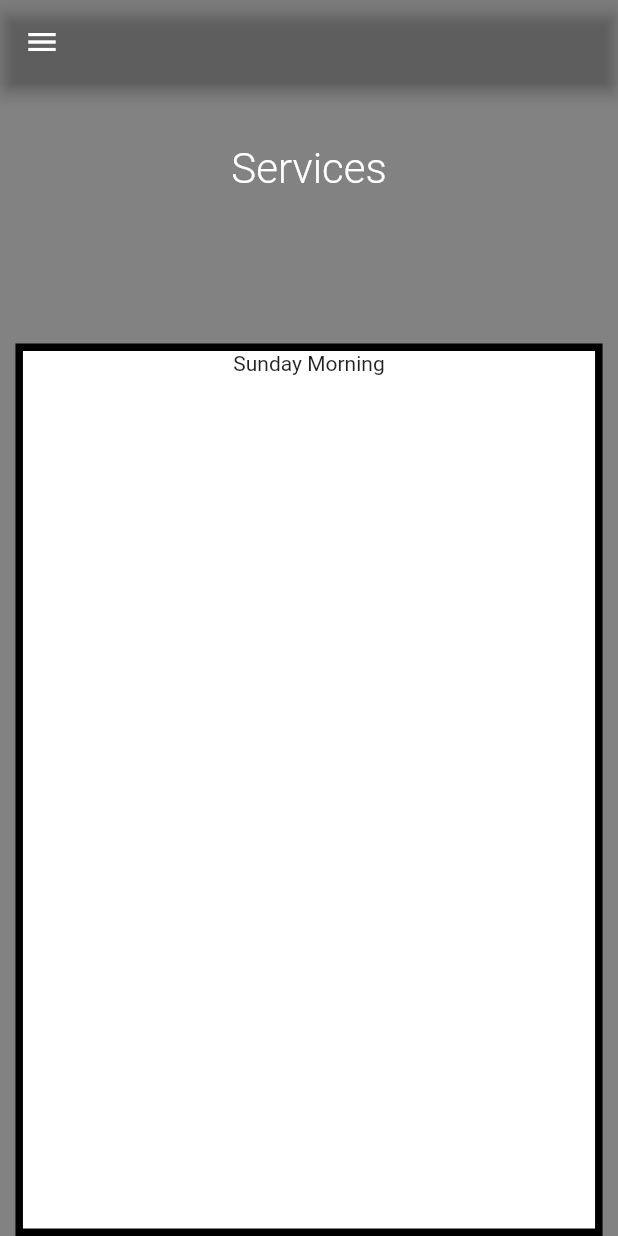
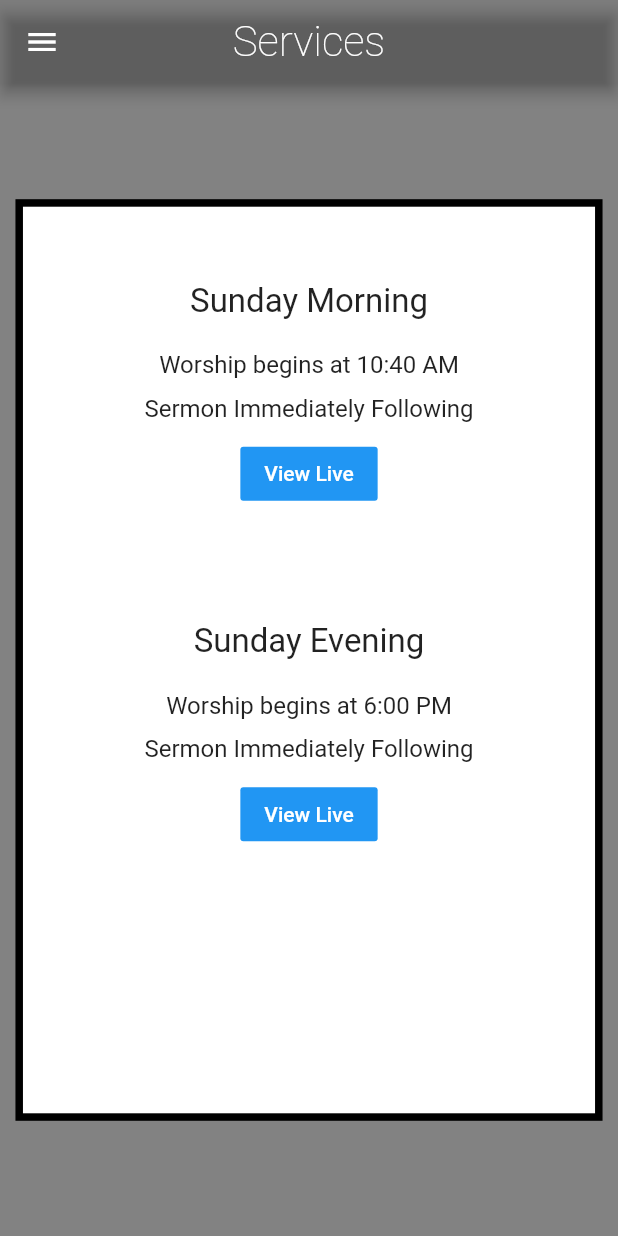
Before and after one commit to brettsalyer/tcn-mobile, a Flutter app: the screen it shows after launch, after a tap on "Services", on a phone screen of 412 x 824 dp. Run offline on Flutter 3.47's test engine with Material 2 defaults, Android fonts, the phone set to English and light mode, and no system bars.

Commit message:
Filled out service information and provided links to view them live

```diff
--- a/lib/main.dart
+++ b/lib/main.dart
@@ -12,7 +12,7 @@ class MyApp extends StatelessWidget {
   // This widget is the root of your application.
   @override
   Widget build(BuildContext context) {
-    SystemChrome.setEnabledSystemUIOverlays([]);
+    //SystemChrome.setEnabledSystemUIOverlays([]);
 
     return MaterialApp(
       initialRoute: '/',
--- a/lib/screens/services/services.dart
+++ b/lib/screens/services/services.dart
@@ -1,7 +1,7 @@
 import 'package:flutter/material.dart';
 import 'package:TCN/tcn_widgets.dart';
 import 'package:TCN/screens/services/components/tcn_decorations.dart';
-
+import 'package:TCN/screens/services/livestream.dart';
 
 // Page not reachable from the navigation drawer. It is stateless, and can be left by using the
 // Navigation drawer.
@@ -15,35 +15,129 @@ class ServicesPage extends StatelessWidget{
 
   @override
   Widget build(BuildContext context) {
+
     return Scaffold(
       backgroundColor: Color.fromRGBO(130, 130, 130, 100),
       appBar: AppBar(
         backgroundColor: Colors.transparent,
+        centerTitle: true,
+        title: Text(
+          pageHeader,
+          style: TextStyle(
+            color: Colors.white,
+            fontFamily: "Roboto",
+            fontWeight: FontWeight.w100,
+            fontSize: 28,
+          ),
+        ),
       ),
       drawer: NavDrawer(),
       body: Center(
         child: Column (
-          mainAxisAlignment: MainAxisAlignment.start,
+          mainAxisAlignment: MainAxisAlignment.center,
           children: <Widget>[
-            Container(
-              padding: EdgeInsetsDirectional.only(bottom: 100, top: 40),
-              child: Text(
-                pageHeader,
-                style: TextStyle(
-                  fontFamily: "Roboto",
-                  fontWeight: FontWeight.w300,
-                  fontSize: 28,
-                  color: Colors.white
-                ),
-              )
-            ),
             Flexible(
               child: FractionallySizedBox(
                 widthFactor: 0.95,
-                heightFactor: 1,
+                heightFactor: 0.8,
                 child: Container (
                   decoration: TCNDecorations().servicesDecoration(),
-                  child: Text("Sunday Morning", textAlign: TextAlign.center),
+                  padding: EdgeInsets.only(top: 25, bottom: 25,),
+                  child: Column(
+                    children: <Widget>[
+
+                      Padding(
+                        padding: EdgeInsets.only(top: 25, bottom:20),
+                        child: Text(
+                          "Sunday Morning",
+                          textAlign: TextAlign.center,
+                          style: TextStyle(
+                            fontSize: 22,
+                          ),
+                        ),
+                      ),
+
+                      Padding(
+                        padding: EdgeInsets.only(bottom:10),
+                        child: Text(
+                          "Worship begins at 10:40 AM",
+                          textAlign: TextAlign.left,
+                          style: TextStyle(
+                            fontSize: 16,
+                          ),
+                        ),
+                      ),
+
+                      Padding(
+                        padding: EdgeInsets.only(bottom:10),
+                        child: Text(
+                          "Sermon Immediately Following",
+                          textAlign: TextAlign.left,
+                          style: TextStyle(
+                            fontSize: 16,
+                          ),
+                        ),
+                      ),
+
+                      Padding(
+                        padding: EdgeInsets.only(bottom:50),
+                        child: FlatButton(
+                          child: Text("View Live", style: TextStyle(color: Colors.white,),),
+                          color: Colors.blue,
+                          // Use the URL Plugin to launch the stream through YouTube (if desired)
+                          onPressed: () {
+                            LiveStream().launchLivestreamYoutube();
+                          }
+                        )
+                      ),
+
+                      Padding(
+                        padding: EdgeInsets.only(top: 25, bottom:20),
+                        child: Text(
+                          "Sunday Evening",
+                          textAlign: TextAlign.center,
+                          style: TextStyle(
+                            fontSize: 22,
+                          ),
+                        ),
+                      ),
+
+                      Padding(
+                        padding: EdgeInsets.only(bottom:10),
+                        child: Text(
+                          "Worship begins at 6:00 PM",
+                          textAlign: TextAlign.left,
+                          style: TextStyle(
+                            fontSize: 16,
+                          ),
+                        ),
+                      ),
+
+                      Padding(
+                        padding: EdgeInsets.only(bottom:10),
+                        child: Text(
+                          "Sermon Immediately Following",
+                          textAlign: TextAlign.left,
+                          style: TextStyle(
+                            fontSize: 16,
+                          ),
+                        ),
+                      ),
+
+                      Padding(
+                        padding: EdgeInsets.only(bottom:40),
+                        child: FlatButton(
+                          child: Text("View Live", style: TextStyle(color: Colors.white,),),
+                          color: Colors.blue,
+                          // Use the URL Plugin to launch the stream through YouTube (if desired)
+                          onPressed: () {
+                            LiveStream().launchLivestreamYoutube();
+                          },
+                        )
+                      ),
+
+                    ],
+                  )
                 )
               ),
             )
--- a/lib/tcn_widgets.dart
+++ b/lib/tcn_widgets.dart
@@ -4,7 +4,8 @@ import 'package:flutter/material.dart';
 class NavDrawer extends StatelessWidget{
   @override
   Widget build(BuildContext context) {
-      return Drawer(
+      return SafeArea(
+        child: Drawer(
           child: ListView(
             padding: EdgeInsets.zero,
             children: <Widget>[
@@ -46,6 +47,7 @@ class NavDrawer extends StatelessWidget{
               ),
             ],
           ),
+        )
       );
   }
 }
```
Also changed, not shown: pubspec.lock. Lines whose indentation alone changed are shown as unchanged.
